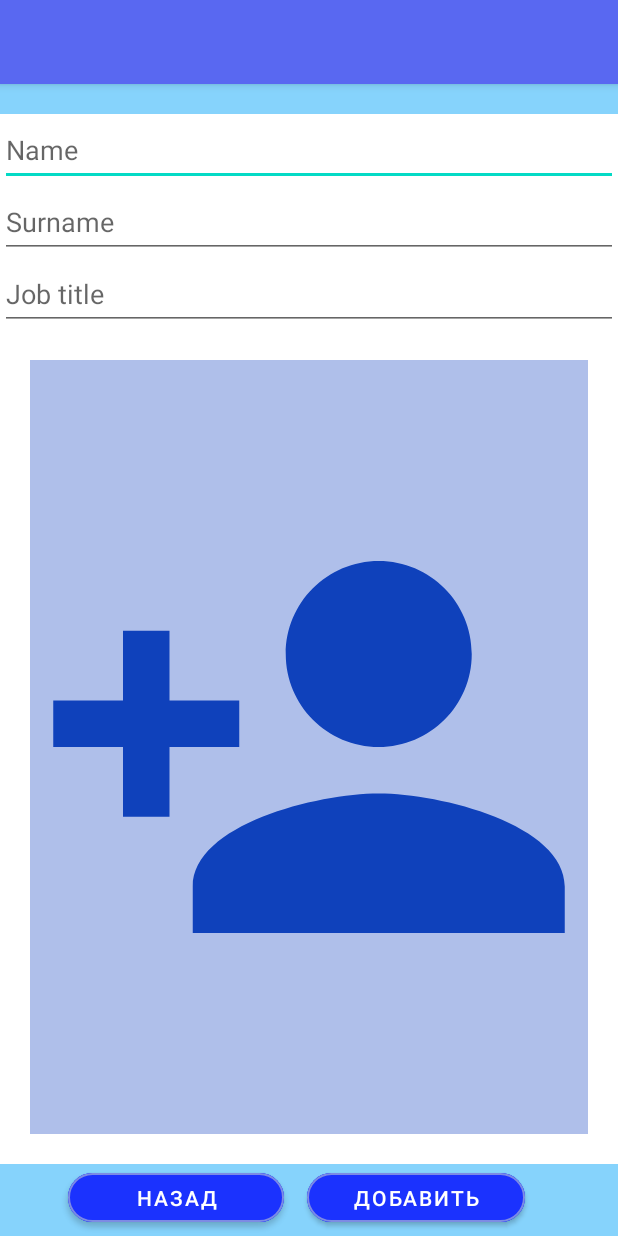
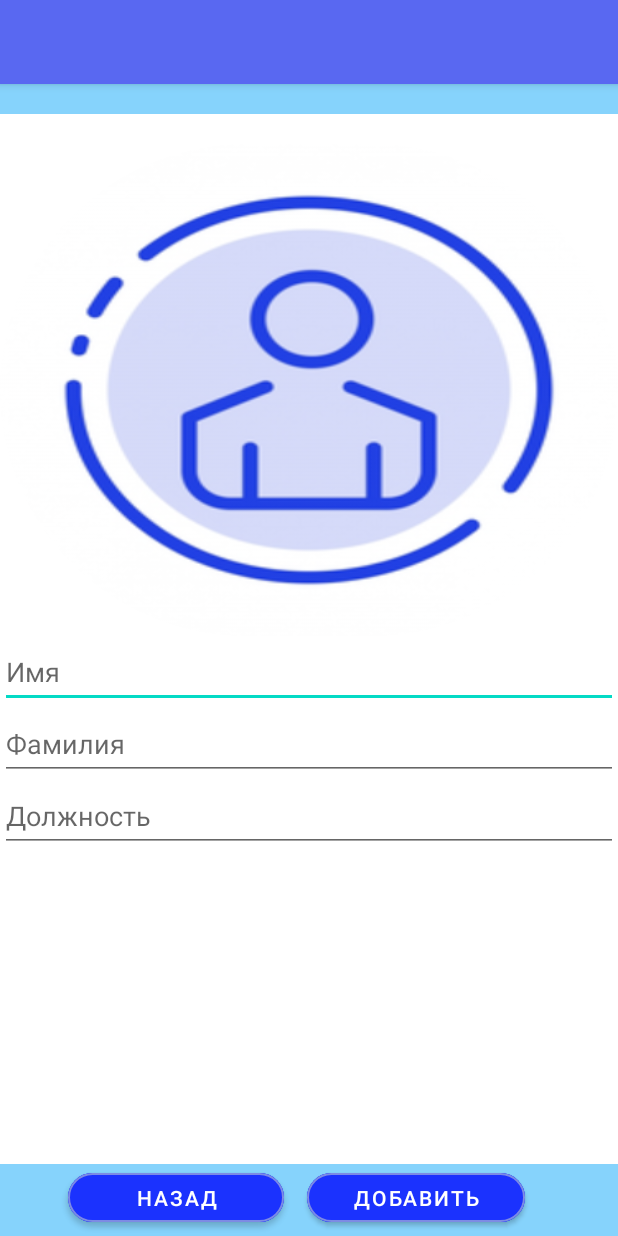
Before and after one commit to Nastakim951230/Sotrydniki, an Android app: the Add screen opened directly, with no data from a screen before it, on a phone screen of 412 x 824 dp. Run offline under Robolectric (Android 15) with nearby library versions, the phone set to English and light mode, and no system bars.

```diff
--- a/app/src/main/java/com/example/sotrydniki/Add.java
+++ b/app/src/main/java/com/example/sotrydniki/Add.java
@@ -6,6 +6,7 @@ import androidx.appcompat.app.AppCompatActivity;
 
 import android.content.DialogInterface;
 import android.content.Intent;
+import android.content.pm.ActivityInfo;
 import android.graphics.Bitmap;
 import android.graphics.drawable.BitmapDrawable;
 import android.net.Uri;
@@ -39,6 +40,7 @@ String img;
     protected void onCreate(Bundle savedInstanceState) {
         super.onCreate(savedInstanceState);
         setContentView(R.layout.activity_add);
+        setRequestedOrientation(ActivityInfo.SCREEN_ORIENTATION_PORTRAIT);
         String img="";
         imageButton=findViewById(R.id.ImgBut);
 
--- a/app/src/main/java/com/example/sotrydniki/Update.java
+++ b/app/src/main/java/com/example/sotrydniki/Update.java
@@ -6,6 +6,7 @@ import androidx.appcompat.app.AppCompatActivity;
 
 import android.content.DialogInterface;
 import android.content.Intent;
+import android.content.pm.ActivityInfo;
 import android.graphics.Bitmap;
 import android.graphics.BitmapFactory;
 import android.graphics.drawable.BitmapDrawable;
@@ -38,6 +39,7 @@ String img="";
     protected void onCreate(Bundle savedInstanceState) {
         super.onCreate(savedInstanceState);
         setContentView(R.layout.activity_update);
+        setRequestedOrientation(ActivityInfo.SCREEN_ORIENTATION_PORTRAIT);
         mask=getIntent().getParcelableExtra("Sotrudnic");
 
         imageView=findViewById(R.id.ImagBD);
--- a/app/src/main/res/layout/activity_add.xml
+++ b/app/src/main/res/layout/activity_add.xml
@@ -5,6 +5,7 @@
     android:layout_width="match_parent"
     android:layout_height="match_parent"
     app:circularflow_radiusInDP="25"
+    android:orientation="vertical"
     tools:context=".Add">
 
     <RelativeLayout
@@ -25,12 +26,28 @@
         android:layout_below="@+id/Vverh"
         android:orientation="vertical">
 
+        <com.google.android.material.imageview.ShapeableImageView
+            android:id="@+id/ImgBut"
+            android:layout_width="match_parent"
+            android:layout_height="328dp"
+            android:layout_alignParentTop="true"
+            android:layout_centerHorizontal="true"
+            android:layout_marginTop="20dp"
+            android:background="@color/white"
+            android:minWidth="250dp"
+            android:minHeight="250dp"
+            android:onClick="onClickChooseImage"
+            android:scaleType="fitXY"
+            android:src="@drawable/avatar"
+            app:shapeAppearanceOverlay="@style/Sircular"
+            tools:ignore="SpeakableTextPresentCheck" />
+
         <EditText
             android:id="@+id/etName"
             android:layout_width="match_parent"
             android:layout_height="48dp"
 
-            android:hint="Name"
+            android:hint="Имя"
             android:minHeight="48dp"
             android:textColor="#000000"></EditText>
 
@@ -39,7 +56,7 @@
             android:layout_width="match_parent"
             android:layout_height="48dp"
 
-            android:hint="Surname"
+            android:hint="Фамилия"
             android:minHeight="48dp"
             android:textColor="#000000"></EditText>
 
@@ -49,27 +66,9 @@
             android:layout_height="48dp"
 
 
-            android:hint="Job title"
+            android:hint="Должность"
             android:minHeight="48dp"
             android:textColor="#000000"></EditText>
-
-        <ImageView
-            android:id="@+id/ImgBut"
-            android:layout_width="match_parent"
-            android:layout_height="match_parent"
-            android:layout_margin="20dp"
-            android:layout_marginHorizontal="75dp"
-            android:layout_marginStart="0dp"
-            android:layout_marginEnd="0dp"
-            android:background="#AFBFEA"
-            android:maxWidth="250dp"
-            android:maxHeight="250dp"
-            android:onClick="onClickChooseImage"
-            app:layout_constraintBottom_toTopOf="@+id/Niz"
-            app:layout_constraintEnd_toEndOf="parent"
-            app:layout_constraintStart_toStartOf="parent"
-            app:srcCompat="@drawable/ic_avatoradd"
-            tools:ignore="SpeakableTextPresentCheck" />
 
     </LinearLayout>
 
@@ -118,6 +117,7 @@
             app:cornerRadius="25dp"
             app:strokeColor="#7D8BE4"
             app:strokeWidth="1dp" />
+
     </LinearLayout>
 
 
--- a/app/src/main/res/layout/activity_main.xml
+++ b/app/src/main/res/layout/activity_main.xml
@@ -5,6 +5,7 @@
     android:layout_width="match_parent"
     android:layout_height="match_parent"
     android:background="@color/white"
+    android:orientation="vertical"
     tools:context=".MainActivity">
 
     <RelativeLayout
--- a/app/src/main/res/layout/activity_update.xml
+++ b/app/src/main/res/layout/activity_update.xml
@@ -5,21 +5,23 @@
     android:layout_width="match_parent"
     android:layout_height="match_parent"
     android:onClick="onClickChooseImage"
+    android:orientation="vertical"
     tools:context=".Update">
 
     <com.google.android.material.imageview.ShapeableImageView
         android:id="@+id/ImagBD"
         android:layout_width="250dp"
         android:layout_height="250dp"
+        android:layout_alignParentTop="true"
         android:layout_centerHorizontal="true"
         android:layout_marginTop="20dp"
         android:background="@color/white"
         android:minWidth="250dp"
         android:minHeight="250dp"
         android:onClick="onClickChooseImage"
-        app:shapeAppearanceOverlay="@style/Sircular"
         android:scaleType="fitXY"
-        android:src="@drawable/avatar" />
+        android:src="@drawable/avatar"
+        app:shapeAppearanceOverlay="@style/Sircular" />
 
     <EditText
         android:id="@+id/UpdataName"
```
